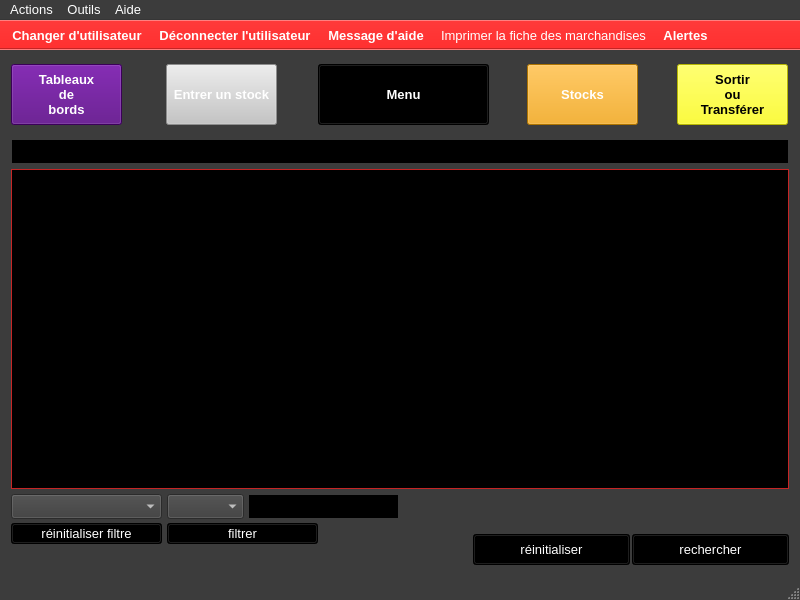
The window that ui/yeroth-erp-marchandises-window.ui (xnoumbissinoundou/yeroth-erp-3.0) describes before a commit, drawn with Qt 5.
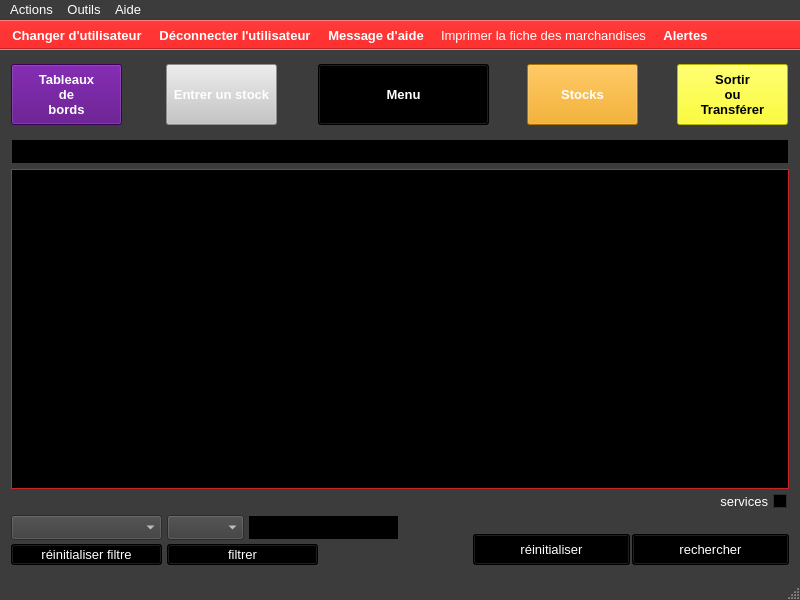
The same window after the commit. Icons and pictures are not drawn. Custom widgets are drawn as their Qt base class.

The edit to the form file:
```diff
--- a/ui/yeroth-erp-marchandises-window.ui
+++ b/ui/yeroth-erp-marchandises-window.ui
@@ -4305,7 +4305,7 @@
     <property name="geometry">
      <rect>
       <x>248</x>
-      <y>444</y>
+      <y>465</y>
       <width>151</width>
       <height>25</height>
      </rect>
@@ -4783,7 +4783,7 @@
     <property name="geometry">
      <rect>
       <x>167</x>
-      <y>444</y>
+      <y>465</y>
       <width>77</width>
       <height>25</height>
      </rect>
@@ -5215,7 +5215,7 @@
     <property name="geometry">
      <rect>
       <x>11</x>
-      <y>444</y>
+      <y>465</y>
       <width>151</width>
       <height>25</height>
      </rect>
@@ -5647,7 +5647,7 @@
     <property name="geometry">
      <rect>
       <x>167</x>
-      <y>473</y>
+      <y>494</y>
       <width>151</width>
       <height>21</height>
      </rect>
@@ -6081,7 +6081,7 @@
     <property name="geometry">
      <rect>
       <x>11</x>
-      <y>473</y>
+      <y>494</y>
       <width>151</width>
       <height>21</height>
      </rect>
@@ -6511,6 +6511,22 @@
      <string>réinitialiser filtre</string>
     </property>
    </widget>
+   <widget class="QCheckBox" name="checkBox_services">
+    <property name="geometry">
+     <rect>
+      <x>700</x>
+      <y>441</y>
+      <width>87</width>
+      <height>21</height>
+     </rect>
+    </property>
+    <property name="layoutDirection">
+     <enum>Qt::RightToLeft</enum>
+    </property>
+    <property name="text">
+     <string>services</string>
+    </property>
+   </widget>
   </widget>
   <widget class="QMenuBar" name="menubar_listerWindow">
    <property name="geometry">
```
